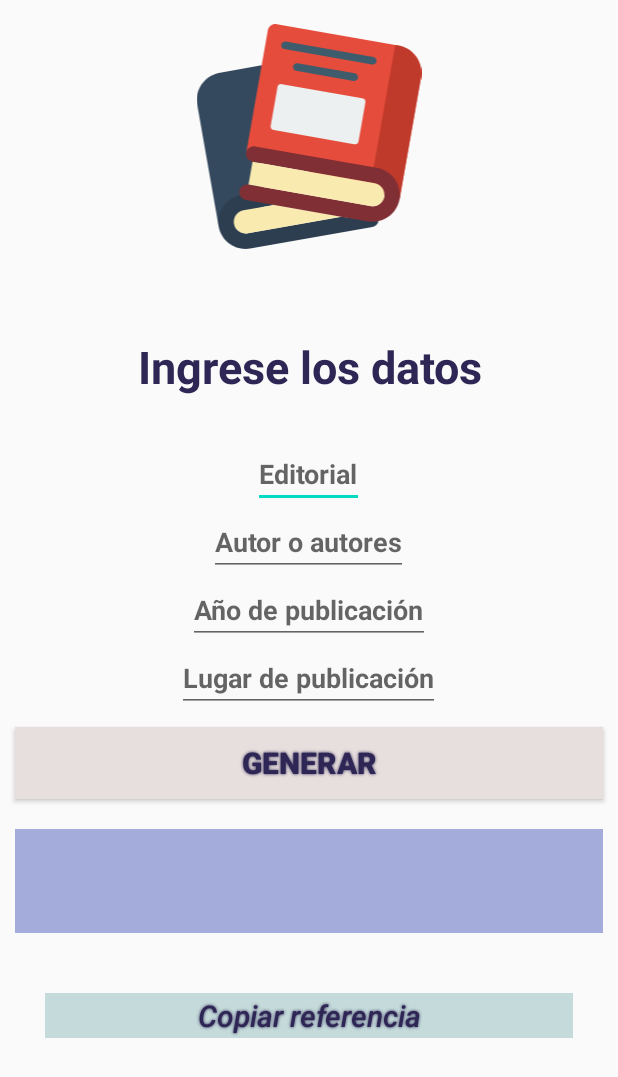
After one commit to YangleeDM/App-referencias-APA, an Android app: the ReferenciaLibroActivity screen opened directly, with no data from a screen before it, on a phone screen of 412 x 824 dp. The commit adds this screen. Shown: the top 1077 px of the screen. Run offline under Robolectric (Android 15) with nearby library versions, the phone set to English and light mode, and no system bars.

Commit message:
Activity libro terminado ##
# Falta por hacer la funcionalidad principal

# Detalles....

```diff
--- a/app/src/main/AndroidManifest.xml
+++ b/app/src/main/AndroidManifest.xml
@@ -9,6 +9,7 @@
         android:roundIcon="@mipmap/ic_launcher_round"
         android:supportsRtl="true"
         android:theme="@style/NoActionBarTheme">
+        <activity android:name=".ReferenciaLibroActivity"></activity>
         <activity android:name=".MainActivity">
             <intent-filter>
                 <action android:name="android.intent.action.MAIN" />
--- a/app/src/main/java/com/example/referenciasapa_app/MainActivity.kt
+++ b/app/src/main/java/com/example/referenciasapa_app/MainActivity.kt
@@ -1,11 +1,30 @@
 package com.example.referenciasapa_app
 
+import android.content.Intent
 import androidx.appcompat.app.AppCompatActivity
 import android.os.Bundle
+import android.view.View
+import android.widget.Button
+import android.widget.Toast
 
 class MainActivity : AppCompatActivity() {
     override fun onCreate(savedInstanceState: Bundle?) {
         super.onCreate(savedInstanceState)
         setContentView(R.layout.activity_main)
+
+        val btnLibro = findViewById<Button>(R.id.btnReferenciaLibro)
+
+        btnLibro.setOnClickListener {
+            val intent = Intent(this, ReferenciaLibroActivity::class.java)
+            startActivity(intent)
+        }
+
+
+
+
     }
+
+
+
+
 }
--- /dev/null
+++ b/app/src/main/java/com/example/referenciasapa_app/ReferenciaLibroActivity.kt
@@ -0,0 +1,42 @@
+package com.example.referenciasapa_app
+
+import androidx.appcompat.app.AppCompatActivity
+import android.os.Bundle
+import android.view.View
+import android.widget.Toast
+import kotlinx.android.synthetic.main.activity_referencia_libro.*
+
+class ReferenciaLibroActivity : AppCompatActivity() {
+    override fun onCreate(savedInstanceState: Bundle?) {
+        super.onCreate(savedInstanceState)
+        setContentView(R.layout.activity_referencia_libro)
+    }
+
+    fun OnGenerarRerencia(view: View) {
+        if(inputEditorial.text.toString().length== 0){
+            Toast.makeText(this, "Por favor ingrese la editorial", Toast.LENGTH_LONG).show()
+            return
+        }
+
+        if(inputAutores.text.toString().length == 0){
+            Toast.makeText(this, "Por favor ingrese autor o autores", Toast.LENGTH_LONG).show()
+            return
+        }
+        if(inputAnioPublicacion.text.toString().length == 0){
+            Toast.makeText(this, "Por favor ingrese el año de publicación", Toast.LENGTH_LONG).show()
+            return
+        }
+        if(inputLugarPublicacion.text.toString().length == 0){
+            Toast.makeText(this, "Por favor ingrese el lugar de publicación del libro", Toast.LENGTH_LONG).show()
+            return
+        }
+
+        btnCopiarReferenciaLibro.isEnabled = true
+
+    }
+
+
+    fun OnCopiarReferencia(view : View){
+        Toast.makeText(this, "Funciono", Toast.LENGTH_LONG).show()
+    }
+}
--- /dev/null
+++ b/app/src/main/res/drawable/book.xml
@@ -0,0 +1,46 @@
+<vector xmlns:android="http://schemas.android.com/apk/res/android"
+    android:width="512dp"
+    android:height="512dp"
+    android:viewportWidth="58"
+    android:viewportHeight="58">
+  <path
+      android:pathData="m5.72,52.21 l-5.55,-31.51c-0.0536,-0.3041 -0.087,-0.6115 -0.1,-0.92 -0.0825,-3.5724 2.4827,-6.6583 6.01,-7.23l10.71,-1.89 -0.29,41.55z"
+      android:fillColor="#35495e"
+      android:fillType="nonZero"/>
+  <path
+      android:pathData="m46.94,50.83c-0.1857,0.771 -0.8095,1.3595 -1.59,1.5l-31.52,5.56c-1.9867,0.3468 -4.0266,-0.1787 -5.5984,-1.4423 -1.5718,-1.2636 -2.5234,-3.1429 -2.6116,-5.1577 -0.0788,-3.4156 2.2728,-6.4084 5.61,-7.14l8.83,2.48h-0.01l-7.95,1.41c-0.8867,0.1558 -1.6567,0.701 -2.0984,1.4855 -0.4416,0.7845 -0.5083,1.7256 -0.1816,2.5645 0.5656,1.3511 2.0022,2.1195 3.44,1.84l24.09,-4.25z"
+      android:fillColor="#2c3e50"
+      android:fillType="nonZero"/>
+  <path
+      android:pathData="m20.05,46.63 l-7.95,1.41c-0.8867,0.1558 -1.6567,0.701 -2.0984,1.4855 -0.4416,0.7845 -0.5083,1.7256 -0.1816,2.5645 0.5656,1.3511 2.0022,2.1195 3.44,1.84l24.09,-4.25z"
+      android:fillColor="#f9eab0"
+      android:fillType="nonZero"/>
+  <path
+      android:pathData="m12.826,33.171 l5.557,-31.514c0.1989,-1.0832 1.2311,-1.8058 2.317,-1.622l31.277,5.515c3.5299,0.5722 6.097,3.66 6.015,7.235 -0.0136,0.3072 -0.047,0.6131 -0.1,0.916l-5.557,31.514z"
+      android:fillColor="#e64c3c"
+      android:fillType="nonZero"/>
+  <path
+      android:pathData="m45.438,10.474c-0.0587,-0 -0.1172,-0.005 -0.175,-0.015l-22.651,-3.994c-0.5112,-0.1261 -0.837,-0.6269 -0.7452,-1.1453 0.0918,-0.5184 0.5699,-0.8769 1.0932,-0.8197l22.65,3.989c0.5108,0.0895 0.8685,0.5547 0.8237,1.0713 -0.0448,0.5167 -0.4771,0.9134 -0.9957,0.9137z"
+      android:fillColor="#3f5c6c"
+      android:fillType="nonZero"/>
+  <path
+      android:pathData="m40.63,14.7c-0.0587,0.0001 -0.1173,-0.0053 -0.175,-0.016l-14.772,-2.601c-0.5315,-0.1078 -0.8802,-0.6195 -0.7861,-1.1536 0.0941,-0.5341 0.5968,-0.8958 1.1331,-0.8154l14.773,2.6c0.5138,0.0868 0.8748,0.5537 0.8296,1.0728 -0.0452,0.5191 -0.4815,0.9165 -1.0026,0.9132z"
+      android:fillColor="#3f5c6c"
+      android:fillType="nonZero"/>
+  <path
+      android:pathData="M22.0328,15.5124L42.7178,19.1664A1.0003,1.0003 54.8406,0 1,43.5288 20.3254L41.7888,30.1754A1.0003,1.0003 53.3615,0 1,40.6298 30.9864L19.9448,27.3324A1.0003,1.0003 55.0054,0 1,19.1338 26.1734L20.8738,16.3234A1.0003,1.0003 56.6149,0 1,22.0328 15.5124z"
+      android:fillColor="#ecf0f1"
+      android:fillType="nonZero"/>
+  <path
+      android:pathData="m57.99,12.78c-0.0119,0.3086 -0.0453,0.616 -0.1,0.92l-5.56,31.51 -7.71,-2.35 4.47,-25.34 1.06,-5.98 1.08,-6.12 0.75,0.13c3.5257,0.5745 6.0894,3.6587 6.01,7.23z"
+      android:fillColor="#c03a2b"
+      android:fillType="nonZero"/>
+  <path
+      android:pathData="m46.42,37.06 l-31.28,-5.51c-0.1156,-0.0199 -0.2327,-0.0299 -0.35,-0.03 -1.0365,0.0026 -1.8992,0.7966 -1.9876,1.8293 -0.0884,1.0327 0.6267,1.9618 1.6476,2.1407l31.51,5.55c0.8859,0.1604 1.6536,0.7086 2.093,1.4944 0.4394,0.7858 0.5043,1.7269 0.177,2.5656 -0.5626,1.3482 -1.9969,2.1134 -3.43,1.83l-31.39,-5.53c-0.1156,-0.0199 -0.2327,-0.0299 -0.35,-0.03 -1.0384,-0.0026 -1.906,0.79 -1.9972,1.8244 -0.0912,1.0344 0.6244,1.9665 1.6472,2.1456l31.52,5.55c1.9853,0.348 4.0243,-0.1757 5.5961,-1.4373 1.5718,-1.2617 2.5242,-3.1391 2.6139,-5.1527 0.0785,-3.5765 -2.4892,-6.6646 -6.02,-7.24z"
+      android:fillColor="#802f34"
+      android:fillType="nonZero"/>
+  <path
+      android:pathData="m48.23,45.1c-0.5626,1.3482 -1.9969,2.1134 -3.43,1.83l-31.39,-5.53 1.04,-5.91 31.51,5.55c0.8859,0.1604 1.6536,0.7086 2.093,1.4944 0.4394,0.7858 0.5043,1.7269 0.177,2.5656z"
+      android:fillColor="#f9eab0"
+      android:fillType="nonZero"/>
+</vector>
--- a/app/src/main/res/layout/activity_main.xml
+++ b/app/src/main/res/layout/activity_main.xml
@@ -47,12 +47,14 @@
             android:id="@+id/btnReferenciaLibro"
             android:layout_width="300dp"
             android:layout_height="wrap_content"
+            android:layout_margin="10dp"
             android:layout_weight="0"
+            android:background="@color/buttonBackground"
+            android:shadowColor="@color/textColor"
+            android:shadowRadius="2"
             android:text="De un libro"
             android:textColor="@color/textColor"
             android:textSize="20dp"
-            android:shadowRadius="2"
-            android:shadowColor="@color/textColor"
             android:textStyle="bold" />
 
         <Button
@@ -65,7 +67,9 @@
             android:textColor="@color/textColor"
             android:textSize="20dp"
             android:shadowRadius="2"
+            android:background="@color/buttonBackground"
             android:shadowColor="@color/textColor"
+            android:layout_margin="10dp"
             />
         <Button
             android:id="@+id/btnReferenciaCapLibro"
@@ -77,7 +81,10 @@
             android:textColor="@color/textColor"
             android:textSize="20dp"
             android:shadowRadius="2"
+            android:background="@color/buttonBackground"
             android:shadowColor="@color/textColor"
+
+            android:layout_margin="10dp"
             />
     </LinearLayout>
 
--- /dev/null
+++ b/app/src/main/res/layout/activity_referencia_libro.xml
@@ -0,0 +1,151 @@
+<?xml version="1.0" encoding="utf-8"?>
+<LinearLayout xmlns:android="http://schemas.android.com/apk/res/android"
+    xmlns:app="http://schemas.android.com/apk/res-auto"
+    xmlns:tools="http://schemas.android.com/tools"
+    android:layout_width="match_parent"
+    android:layout_height="match_parent"
+    android:orientation="vertical"
+    tools:context=".ReferenciaLibroActivity">
+
+
+
+    <ImageView
+        android:layout_width="wrap_content"
+        android:layout_height="150dp"
+        android:layout_marginTop="16dp"
+        android:layout_marginBottom="30dp"
+        android:src="@drawable/book">
+
+    </ImageView>
+
+    <TextView
+
+        android:id="@+id/tvIntruccion"
+        android:layout_width="match_parent"
+        android:layout_height="97dp"
+        android:gravity="center"
+        android:text="Ingrese los datos"
+        android:textAlignment="gravity"
+        android:textColor="@color/textColor"
+        android:textSize="30dp"
+        android:textStyle="bold"
+        app:layout_constraintTop_toTopOf="parent">
+
+    </TextView>
+
+    <LinearLayout
+
+        android:layout_width="match_parent"
+        android:layout_height="wrap_content"
+        android:layout_weight="0"
+        android:orientation="vertical"
+        android:textAlignment="center"
+        android:gravity="center_horizontal">
+
+        <EditText
+            android:id="@+id/inputEditorial"
+            android:layout_width="wrap_content"
+            android:layout_height="wrap_content"
+            android:layout_gravity="center_horizontal|center"
+            android:textStyle="bold"
+            android:outlineSpotShadowColor="@color/placeHolderColor"
+            android:textColor="@color/placeHolderColor"
+            android:maxLines="1"
+            android:maxLength="30"
+            android:hint="Editorial">
+        </EditText>
+
+        <EditText
+            android:id="@+id/inputAutores"
+            android:layout_width="wrap_content"
+            android:layout_height="wrap_content"
+            android:layout_gravity="center_horizontal|center"
+            android:textStyle="bold"
+            android:textColor="@color/placeHolderColor"
+            android:maxLength="30"
+            android:hint="Autor o autores">
+        </EditText>
+
+        <EditText
+            android:id="@+id/inputAnioPublicacion"
+            android:numeric="integer"
+            android:layout_width="wrap_content"
+            android:layout_height="wrap_content"
+            android:layout_gravity="center_horizontal|center"
+            android:textStyle="bold"
+            android:textColor="@color/placeHolderColor"
+            android:maxLength="4"
+            android:hint="Año de publicación">
+
+        </EditText>
+
+        <EditText
+            android:id="@+id/inputLugarPublicacion"
+            android:layout_width="wrap_content"
+            android:layout_height="wrap_content"
+            android:layout_gravity="center_horizontal|center"
+            android:textStyle="bold"
+            android:textColor="@color/placeHolderColor"
+            android:maxLength="30"
+            android:hint="Lugar de publicación"
+            android:autofillHints="Hola como estás">
+        </EditText>
+
+
+        <Button
+            android:id="@+id/btnGenerarLibro"
+            android:layout_width="match_parent"
+            android:layout_height="wrap_content"
+            android:text="Generar"
+            android:textColor="@color/textColor"
+            android:textSize="20dp"
+            android:shadowRadius="2"
+            android:shadowColor="@color/textColor"
+            android:background="@color/buttonBackground"
+            android:layout_margin="10dp"
+            android:onClick="OnGenerarRerencia"
+            android:textStyle="bold" />
+    </LinearLayout>
+
+    <LinearLayout
+
+        android:layout_width="match_parent"
+        android:layout_height="match_parent"
+        android:orientation="vertical"
+        android:gravity="top">
+
+        <TextView
+            android:id="@+id/inputReferenciaCreadaLibro"
+            android:layout_width="match_parent"
+            android:layout_height="69dp"
+            android:layout_margin="10dp"
+            android:background="@color/fondoInputFichaGenerada"
+            android:enabled="true"
+            android:gravity="center"
+            android:text=""
+            android:textAlignment="gravity"
+            android:textStyle="italic"></TextView>
+
+        <Button
+            android:id="@+id/btnCopiarReferenciaLibro"
+            android:layout_width="match_parent"
+            android:layout_height="30dp"
+            android:layout_margin="30dp"
+            android:layout_weight="0"
+            android:background="@color/paletaBackground"
+            android:enabled="false"
+            android:shadowColor="@color/textColor"
+            android:shadowRadius="2"
+            android:text="Copiar referencia"
+            android:textAllCaps="false"
+            android:textColor="@color/textColor"
+            android:textSize="20dp"
+            android:onClick="OnCopiarReferencia"
+            android:textStyle="italic" />
+
+    </LinearLayout>
+
+
+
+
+</LinearLayout>
--- a/app/src/main/res/values/colors.xml
+++ b/app/src/main/res/values/colors.xml
@@ -7,7 +7,10 @@
     <color name="paletaDark">#134241</color>
     <color name="paletaLight">#FFFFFF</color>
     <color name="paletaBackground">#C5DBDB</color>
+    <color name="fondoInputFichaGenerada">#A4ACDC</color>
     <color name="textColor">#2e2654</color>
+    <color name="buttonBackground">#e7dfdd</color>
+    <color name="placeHolderColor">#9A9A9A</color>
 
 
 </resources>
```
